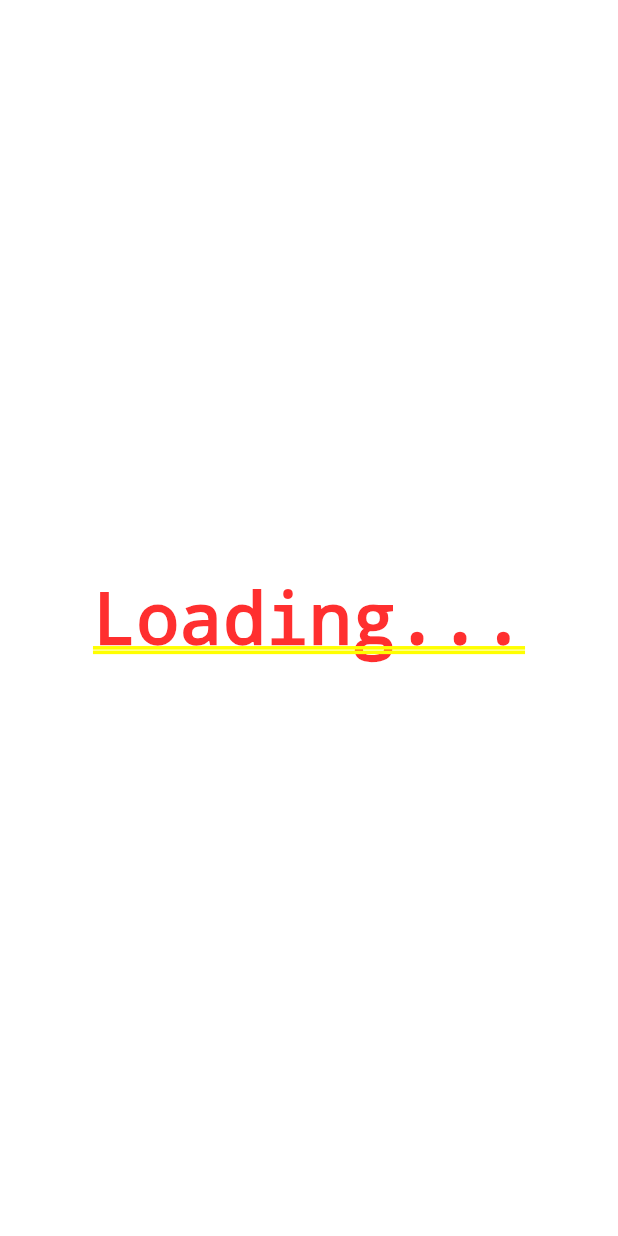
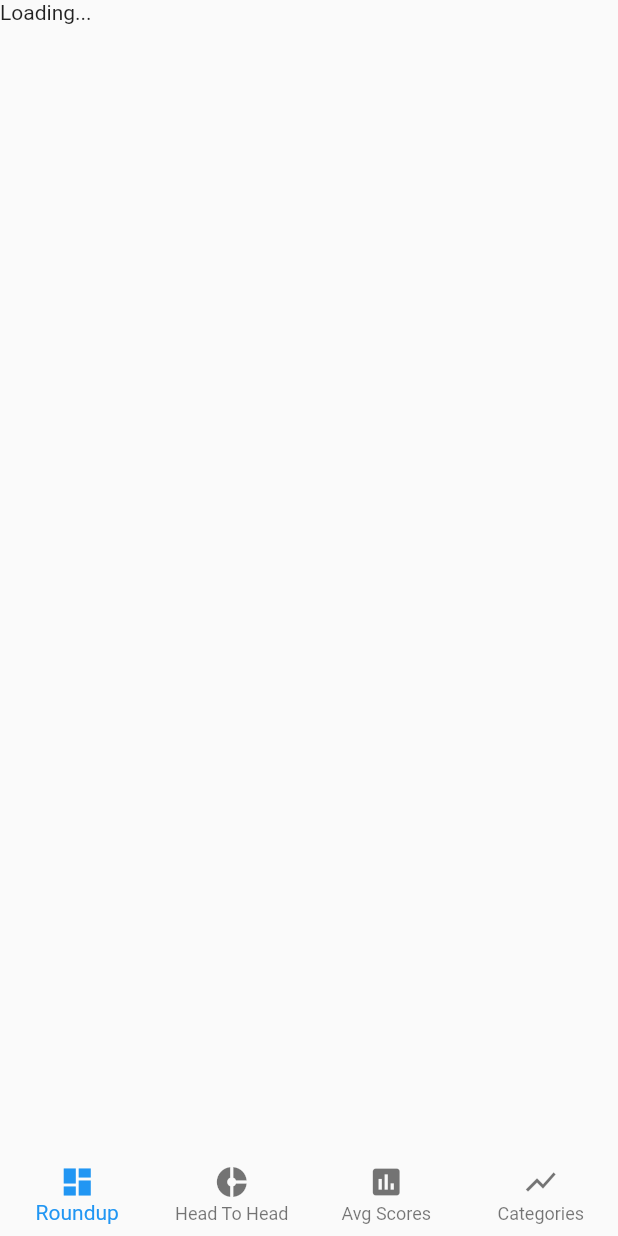
Before and after one commit to njblore/statsopoly, a Flutter app: the Agricola screen opened by its route, on a phone screen of 412 x 824 dp. Run offline on Flutter 3.47's test engine with Material 2 defaults, Android fonts, the phone set to English and light mode, and no system bars; our stand-ins replace fl_chart, flutter_swiper.

Commit message:
feat: style agricola pages

```diff
--- a/lib/components/two-player-scatter.dart
+++ b/lib/components/two-player-scatter.dart
@@ -30,8 +30,9 @@ class _TwoPlayerScatterState extends State<TwoPlayerScatter> {
 
   List<ScatterSpot> makeScatter(winMargin, Color color) {
     return winMargin.entries
-        .map<ScatterSpot>((marginTally) =>
-            new ScatterSpot(marginTally.key, marginTally.value, color: color))
+        .map<ScatterSpot>((marginTally) => new ScatterSpot(
+            marginTally.key.toDouble(), marginTally.value.toDouble(),
+            color: color))
         .toList();
   }
 }
--- a/lib/screens/agricola-home.dart
+++ b/lib/screens/agricola-home.dart
@@ -36,13 +36,11 @@ class _AgricolaState extends State<Agricola> {
 
   @override
   Widget build(BuildContext context) {
-    if (isLoading) {
-      return Center(
-        child: Text('Loading...'),
-      );
-    } else {
     return Scaffold(
+      extendBody: true,
       bottomNavigationBar: BottomNavigationBar(
+        elevation: 0.0,
+        backgroundColor: Colors.transparent,
         onTap: onTabTapped,
         type: BottomNavigationBarType.fixed,
         currentIndex: this._currentIndex,
@@ -67,11 +65,12 @@ class _AgricolaState extends State<Agricola> {
         child: Container(
           height: MediaQuery.of(context).size.height,
           width: MediaQuery.of(context).size.width,
-            child: this._chartPages[this._currentIndex],
+          child: isLoading
+              ? Text('Loading...')
+              : this._chartPages[this._currentIndex],
         ),
       ),
     );
-    }
   }
 
   void onTabTapped(int index) {
--- a/lib/theme/style.dart
+++ b/lib/theme/style.dart
@@ -1,9 +1,34 @@
 import 'package:flutter/material.dart';
 
-final ThemeData AppThemeData = new ThemeData(
-  brightness: Brightness.light,
-  primaryColor: Colors.orange[700],
-  primaryColorBrightness: Brightness.light,
-  accentColor: Colors.green[500],
-  accentColorBrightness: Brightness.light,
+final ThemeData AppThemeData = ThemeData(
+  primaryColor: Color(0xff80b9a8),
+  primaryTextTheme: TextTheme(
+      headline: TextStyle(
+          fontFamily: 'AmaticSC',
+          color: Colors.brown[800],
+          fontWeight: FontWeight.bold,
+          fontSize: 80),
+      title: TextStyle(
+          fontFamily: 'AmaticSC',
+          color: Colors.brown[800],
+          fontWeight: FontWeight.bold,
+          fontSize: 50),
+      subtitle: TextStyle(
+          fontFamily: 'AmaticSC',
+          color: Colors.brown[800],
+          fontWeight: FontWeight.bold,
+          fontSize: 30),
+      body1: TextStyle(
+          fontFamily: 'JosefinSlab',
+          fontWeight: FontWeight.normal,
+          fontSize: 15,
+          color: Colors.brown[900]),
+      caption: TextStyle(
+          fontFamily: 'Exo',
+          fontWeight: FontWeight.bold,
+          fontSize: 18,
+          color: Colors.white,
+          shadows: [
+            Shadow(color: Colors.black26, offset: Offset.zero, blurRadius: 0.0)
+          ])),
 );
```
Also changed, not shown: lib/components/agricola-head-to-head.dart (+6 -4 lines), lib/components/agricola-roundup.dart (+21 -8 lines), lib/components/two-player-pie.dart (+85 -29 lines), lib/models/agricola-background.dart (added, +10 -0 lines), lib/models/indicator.dart (added, +45 -0 lines), assets/greenArrow.png (added). Lines whose indentation alone changed are shown as unchanged.
